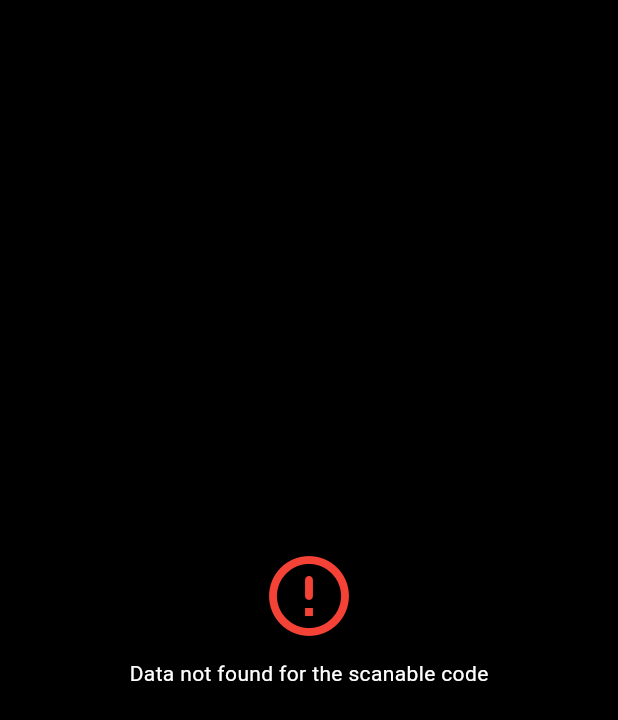
After one commit to Rancid-coder/Album-Collector, a Flutter app: the ErrorPage screen opened directly, on a phone screen of 412 x 824 dp. The commit adds this screen. Shown: the top 720 px of the screen. Run offline on Flutter 3.47's test engine with Material 3 defaults, Android fonts, the phone set to English and light mode, and no system bars; missing offline and left inert: mobile_scanner; Roboto replaces fonts that are missing (Poppins).

Commit message:
feat: Create Error Page

```diff
--- a/album_collector_frontend/lib/main.dart
+++ b/album_collector_frontend/lib/main.dart
@@ -1,8 +1,16 @@
 import 'package:album_collector_frontend/pages/home_page.dart';
 import 'package:album_collector_frontend/theme/theme.dart';
 import 'package:flutter/material.dart';
+import 'package:flutter/services.dart';
 
-void main() {
+void main() async {
+  WidgetsFlutterBinding.ensureInitialized();
+
+  await SystemChrome.setPreferredOrientations([
+    DeviceOrientation.portraitUp,
+    DeviceOrientation.portraitDown,
+  ]);
+
   runApp(const MyApp());
 }
 
--- /dev/null
+++ b/album_collector_frontend/lib/pages/status_pages/error_page.dart
@@ -0,0 +1,27 @@
+import 'package:flutter/material.dart';
+
+class ErrorPage extends StatelessWidget {
+  const ErrorPage({super.key});
+
+  @override
+  Widget build(BuildContext context) {
+    return const Scaffold(
+      backgroundColor: Colors.black,
+      body: Center(
+          child: Column(
+        mainAxisAlignment: MainAxisAlignment.center,
+        children: [
+          Icon(
+            Icons.error_outline_rounded,
+            color: Colors.red,
+            size: 64,
+          ),
+          SizedBox(
+            height: 10,
+          ),
+          Text("Data not found for the scanable code"),
+        ],
+      )),
+    );
+  }
+}
```
